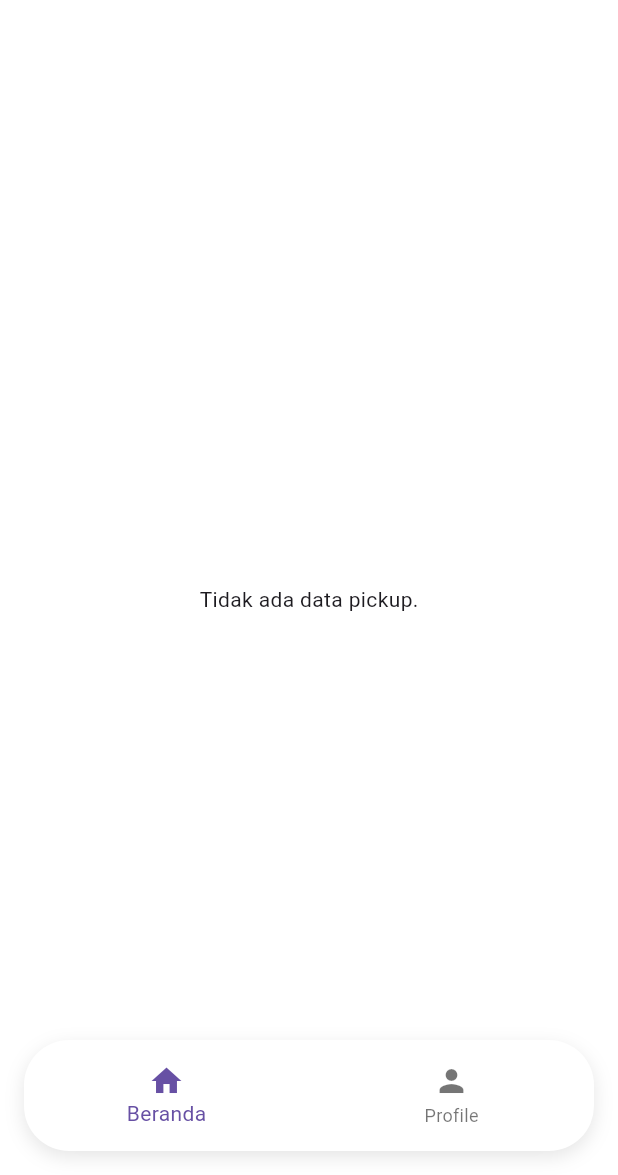
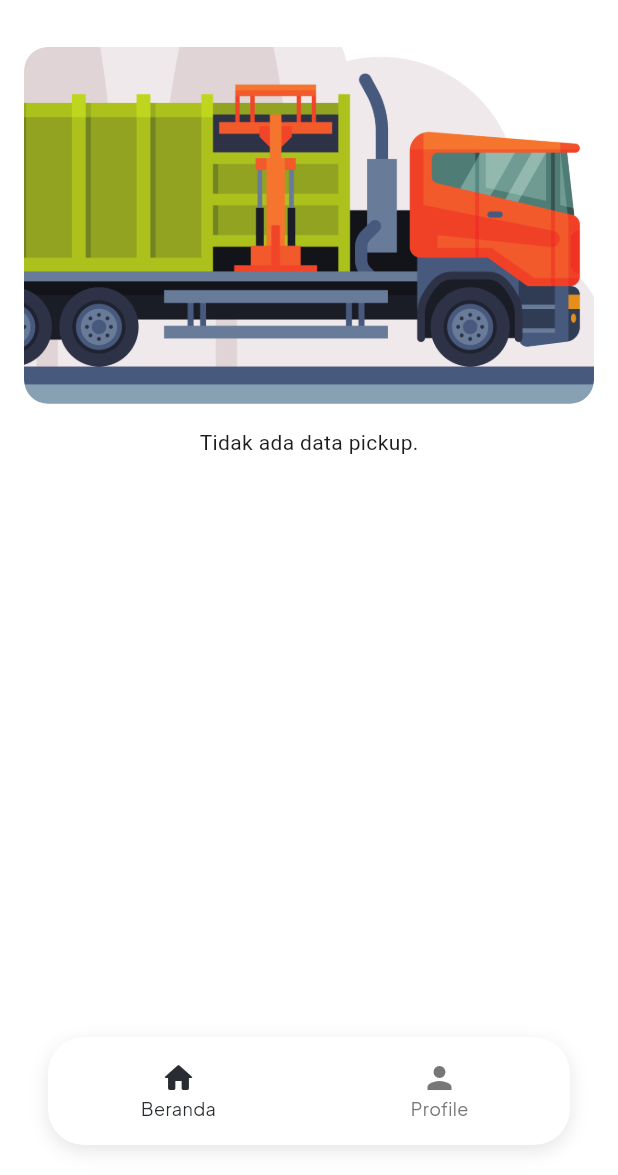
Before and after one commit to mhmdrazn/BuangBijak, a Flutter app: the Dashboard screen opened by its route, on a phone screen of 412 x 824 dp, the part 61-1236 px from its top. Run offline on Flutter 3.47's test engine with Material 3 defaults, Android fonts, the phone set to English and light mode, and no system bars; our stand-ins replace cloud_firestore, firebase_auth, firebase_core, logger; accounts and stored records are empty.

Commit message:
fix: dashboard layout and navbar

```diff
--- a/lib/screens/dashboard.dart
+++ b/lib/screens/dashboard.dart
@@ -1,10 +1,8 @@
-// ignore_for_file: deprecated_member_use
-
 import "package:flutter/material.dart";
 import '../screens/dashboard_detail.dart';
 import '../widgets/dashboard_card.dart';
 import '../theme.dart';
-import 'package:flutter/services.dart'; // Untuk SystemNavigator.pop()
+import 'package:flutter/services.dart';
 import 'package:cloud_firestore/cloud_firestore.dart';
 import 'package:logger/logger.dart';
 import 'package:firebase_auth/firebase_auth.dart';
@@ -36,29 +34,53 @@ class Dashboard extends StatelessWidget {
 
   @override
   Widget build(BuildContext context) {
+    // ignore: deprecated_member_use
     return WillPopScope(
       onWillPop: () async {
-        SystemNavigator.pop(); // Keluar dari aplikasi
-        return Future.value(true); // Mengizinkan aksi back
+        SystemNavigator.pop();
+        return Future.value(true);
       },
       child: Scaffold(
         backgroundColor: Colors.white,
-        appBar: AppBar(
+        body: SafeArea(
+          child: Stack(
+            children: [
+              CustomScrollView(
+                slivers: [
+                  SliverAppBar(
                     backgroundColor: white,
+                    automaticallyImplyLeading: false,
                     centerTitle: true,
                     surfaceTintColor: Colors.transparent,
-          title: Padding(
-            padding: const EdgeInsets.symmetric(vertical: 24.0),
-            child: Text(
+                    pinned: true,
+                    title: Text(
                       'Jadwal Pickup',
                       style: bold20.copyWith(color: black),
                       textAlign: TextAlign.center,
                     ),
                   ),
+
+                  // Banner Image
+                  SliverToBoxAdapter(
+                    child: Container(
+                      margin: const EdgeInsets.all(16),
+                      decoration: BoxDecoration(
+                        borderRadius: BorderRadius.circular(16.0),
                       ),
-        body: Stack(
-          children: [
-            FutureBuilder<List<Map<String, dynamic>>>(
+                      child: ClipRRect(
+                        borderRadius: BorderRadius.circular(16.0),
+                        child: Image.asset(
+                          'assets/images/truck-banner.png',
+                          fit: BoxFit.cover,
+                          width: double.infinity,
+                        ),
+                      ),
+                    ),
+                  ),
+
+                  // Pickup Data List
+                  SliverToBoxAdapter(
+                    child: FutureBuilder<List<Map<String, dynamic>>>(
                       future: fetchPickupData(),
                       builder: (context, snapshot) {
                         if (snapshot.connectionState == ConnectionState.waiting) {
@@ -72,22 +94,15 @@ class Dashboard extends StatelessWidget {
                         }
 
                         List<Map<String, dynamic>> dashboardData = snapshot.data ?? [];
-                return SingleChildScrollView(
-                  child: Center(
-                    child: ConstrainedBox(
-                      constraints: const BoxConstraints(maxWidth: 600),
-                      child:
-                        Column(
-                          children: [
-                            Column(
+                        return Padding(
+                          padding: const EdgeInsets.symmetric(horizontal: 16),
+                          child: Column(
                             children: dashboardData.map((data) {
                               return Padding(
-                                  padding: const EdgeInsets.symmetric(vertical: 8.0, horizontal: 20.0),
-                                  child:
-                                  DashboardCard(
+                                padding: const EdgeInsets.symmetric(vertical: 8.0),
+                                child: DashboardCard(
                                   iconPath: 'assets/icons/calendar.png',
-                                    date: formatPickupDate(
-                                            data['tanggal_pickup'].toDate()),
+                                  date: formatPickupDate(data['tanggal_pickup'].toDate()),
                                   details: data['jenis_sampah'],
                                   address: data['lokasi_pickup'],
                                   status: data['status'],
@@ -100,8 +115,7 @@ class Dashboard extends StatelessWidget {
                                           status: data['status'],
                                           wasteType: data['jenis_sampah'],
                                           address: data['lokasi_pickup'],
-                                            date: formatPickupDate(
-                                              data['tanggal_pickup'].toDate()),
+                                          date: formatPickupDate(data['tanggal_pickup'].toDate()),
                                           time: data['waktu_pickup'],
                                           orderId: data['order_id'],
                                         ),
@@ -112,25 +126,28 @@ class Dashboard extends StatelessWidget {
                               );
                             }).toList(),
                           ),
-                          const SizedBox(height: 100),
-                        ],
-                      )
-
-
-                    ),
-                  ),
                         );
                       },
                     ),
+                  ),
+
+                  const SliverToBoxAdapter(
+                    child: SizedBox(height: 100),
+                  ),
+                ],
+              ),
+
               // Floating Navigation Bar
-            Align(
-              alignment: Alignment.bottomCenter,
+              Positioned(
+                bottom: 4,
+                left: 16,
+                right: 16,
                 child: Container(
                   margin: const EdgeInsets.all(16),
                   padding: const EdgeInsets.symmetric(vertical: 8),
                   decoration: BoxDecoration(
                     color: Colors.white,
-                  borderRadius: BorderRadius.circular(30),
+                    borderRadius: BorderRadius.circular(24),
                     boxShadow: [
                       BoxShadow(
                         color: Colors.black.withOpacity(0.1),
@@ -142,9 +159,13 @@ class Dashboard extends StatelessWidget {
                   child: BottomNavigationBar(
                     elevation: 0,
                     backgroundColor: Colors.transparent,
-                  items: const [
+                    selectedItemColor: grey1,
+                    unselectedItemColor: grey2,
+                    selectedLabelStyle: regular12,
+                    unselectedLabelStyle: regular12,
+                    items: [
                       BottomNavigationBarItem(
-                        icon: Icon(Icons.home), label: 'Beranda'),
+                          icon: Icon(Icons.home_rounded), label: 'Beranda'),
                       // BottomNavigationBarItem(
                       //     icon: Icon(Icons.inbox), label: 'Pickup'),
                       BottomNavigationBarItem(
@@ -169,9 +190,10 @@ class Dashboard extends StatelessWidget {
                     },
                   ),
                 ),
+              )
+            ],
           ),
-          ],
-        )
+        ),
       ),
     );
   }
--- a/lib/widgets/history_card.dart
+++ b/lib/widgets/history_card.dart
@@ -83,7 +83,8 @@ class HistoryCard extends StatelessWidget {
               const SizedBox(height: 20),
               Button(
                 text: 'Selengkapnya',
-                color: green,
+                color: white,
+                borderColor: grey3,
                 textColor: black,
                 onPressed: () {
                   Navigator.push(
```
Also changed, not shown: lib/screens/landing_pickup.dart (+7 -25 lines), lib/screens/update_pickup_screens.dart (+38 -1 lines), lib/screens/user_screen.dart (+8 -4 lines), lib/widgets/jadwal_card.dart (+6 -2 lines), assets/icons/home-2.png (added). Lines whose indentation alone changed are shown as unchanged.
